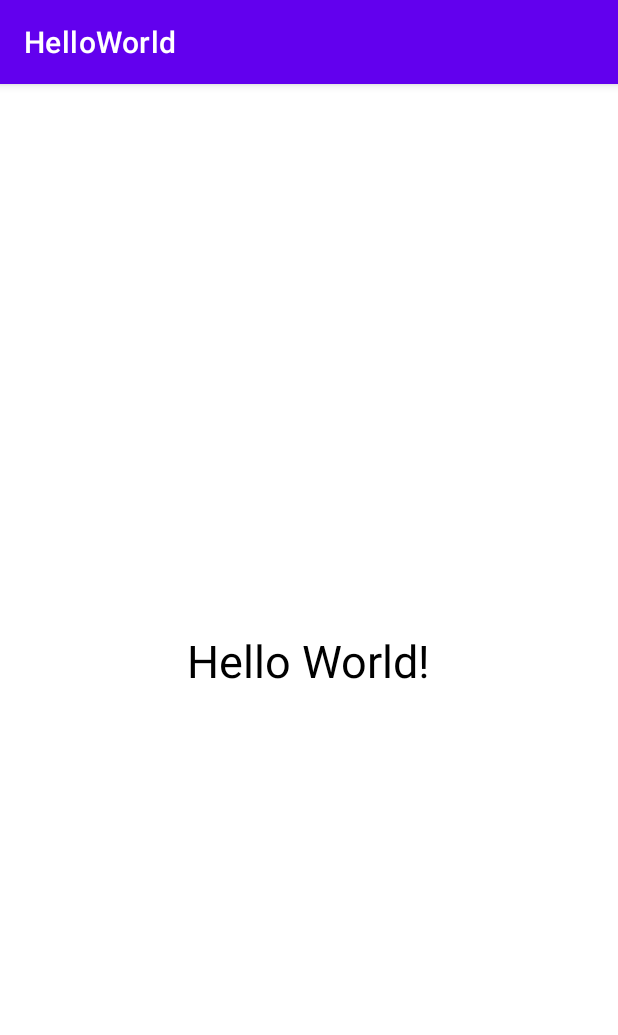
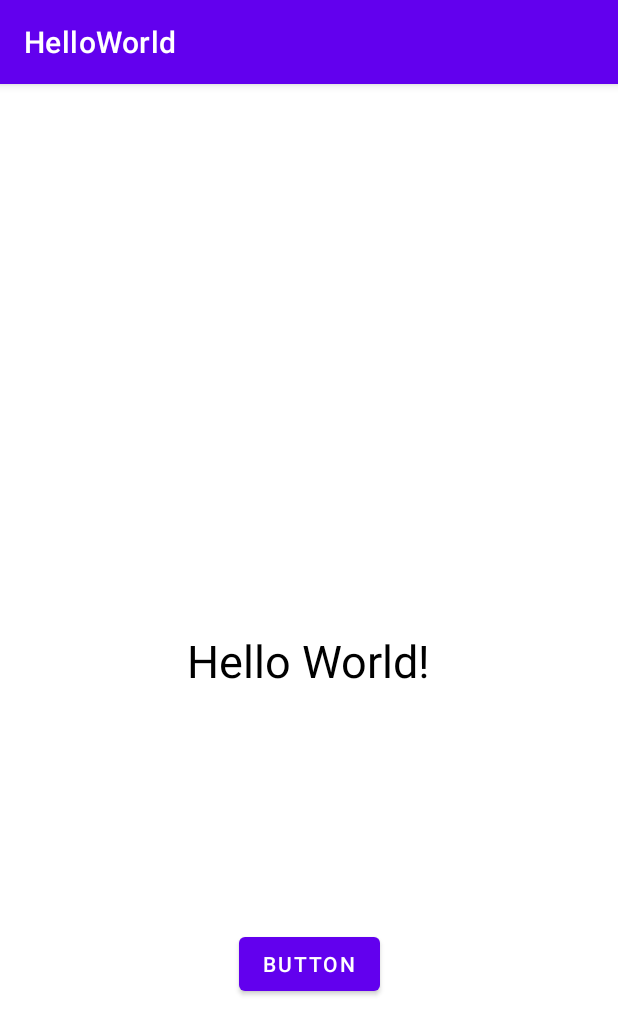
Before and after one commit to ozaenzenzen/latihan-kotlin1, an Android app: the screen it shows after launch (MainActivity), on a phone screen of 412 x 824 dp. Shown: the top 1035 px of the screen. Run offline under Robolectric (Android 15) with nearby library versions, the phone set to English and light mode, and no system bars.

Commit message:
update activity_main.xml

```diff
--- a/app/src/main/res/layout/activity_main.xml
+++ b/app/src/main/res/layout/activity_main.xml
@@ -18,4 +18,15 @@
         app:layout_constraintRight_toRightOf="parent"
         app:layout_constraintTop_toTopOf="parent" />
 
+    <Button
+        android:id="@+id/button1"
+        android:layout_width="wrap_content"
+        android:layout_height="wrap_content"
+        android:text="Button"
+        app:layout_constraintBottom_toBottomOf="parent"
+        app:layout_constraintEnd_toEndOf="parent"
+        app:layout_constraintHorizontal_bias="0.5"
+        app:layout_constraintStart_toStartOf="parent"
+        app:layout_constraintTop_toBottomOf="@+id/textView" />
+
 </androidx.constraintlayout.widget.ConstraintLayout>
```
